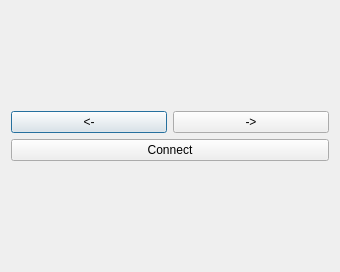
Above: ui/DroneControlDialog.ui from JF631/FLYJUMP before the change. Below: the same form after it.
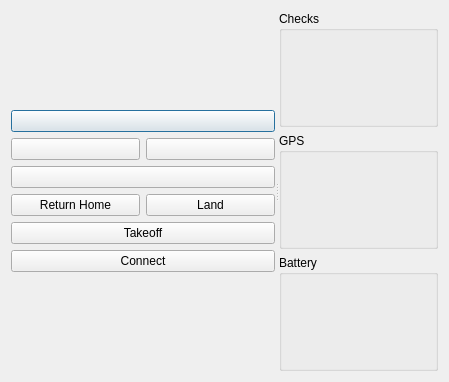
That is the form after the change. Icons and pictures are not drawn.

Commit message: adds drone control dialog

The edit to the form file:
```diff
--- a/ui/DroneControlDialog.ui
+++ b/ui/DroneControlDialog.ui
@@ -6,48 +6,239 @@
    <rect>
     <x>0</x>
     <y>0</y>
-    <width>340</width>
-    <height>272</height>
+    <width>449</width>
+    <height>382</height>
    </rect>
   </property>
   <property name="windowTitle">
    <string>Dialog</string>
   </property>
-  <layout class="QVBoxLayout" name="verticalLayout_2">
+  <layout class="QHBoxLayout" name="horizontalLayout_3">
    <item>
-    <layout class="QVBoxLayout" name="verticalLayout">
-     <item>
-      <layout class="QHBoxLayout" name="horizontalLayout">
+    <widget class="QSplitter" name="splitter">
+     <property name="orientation">
+      <enum>Qt::Horizontal</enum>
+     </property>
+     <widget class="QWidget" name="">
+      <layout class="QVBoxLayout" name="verticalLayout_2">
        <item>
-        <widget class="QPushButton" name="pushButton_3">
+        <spacer name="verticalSpacer">
+         <property name="orientation">
+          <enum>Qt::Vertical</enum>
+         </property>
+         <property name="sizeHint" stdset="0">
+          <size>
+           <width>20</width>
+           <height>40</height>
+          </size>
+         </property>
+        </spacer>
+       </item>
+       <item>
+        <widget class="QPushButton" name="up_btn">
          <property name="toolTip">
           <string>&lt;html&gt;&lt;head/&gt;&lt;body&gt;&lt;p&gt;&lt;br/&gt;&lt;/p&gt;&lt;/body&gt;&lt;/html&gt;</string>
          </property>
          <property name="text">
-          <string>&lt;-</string>
+          <string/>
          </property>
         </widget>
        </item>
        <item>
-        <widget class="QPushButton" name="right_btn">
+        <layout class="QHBoxLayout" name="horizontalLayout">
+         <item>
+          <widget class="QPushButton" name="left_btn">
+           <property name="toolTip">
+            <string>&lt;html&gt;&lt;head/&gt;&lt;body&gt;&lt;p&gt;&lt;br/&gt;&lt;/p&gt;&lt;/body&gt;&lt;/html&gt;</string>
+           </property>
+           <property name="text">
+            <string/>
+           </property>
+           <property name="icon">
+            <iconset>
+             <normaloff>icons/arrow_left.png</normaloff>icons/arrow_left.png</iconset>
+           </property>
+          </widget>
+         </item>
+         <item>
+          <widget class="QPushButton" name="right_btn">
+           <property name="toolTip">
+            <string>&lt;html&gt;&lt;head/&gt;&lt;body&gt;&lt;p&gt;&lt;br/&gt;&lt;/p&gt;&lt;/body&gt;&lt;/html&gt;</string>
+           </property>
+           <property name="text">
+            <string/>
+           </property>
+           <property name="icon">
+            <iconset>
+             <normaloff>icons/arrow_right.png</normaloff>icons/arrow_right.png</iconset>
+           </property>
+          </widget>
+         </item>
+        </layout>
+       </item>
+       <item>
+        <widget class="QPushButton" name="down_btn">
          <property name="toolTip">
           <string>&lt;html&gt;&lt;head/&gt;&lt;body&gt;&lt;p&gt;&lt;br/&gt;&lt;/p&gt;&lt;/body&gt;&lt;/html&gt;</string>
          </property>
          <property name="text">
-          <string>-&gt;</string>
+          <string/>
          </property>
         </widget>
        </item>
+       <item>
+        <layout class="QHBoxLayout" name="horizontalLayout_2">
+         <item>
+          <widget class="QPushButton" name="rtl_button">
+           <property name="text">
+            <string>Return Home</string>
+           </property>
+          </widget>
+         </item>
+         <item>
+          <widget class="QPushButton" name="land_button">
+           <property name="text">
+            <string>Land</string>
+           </property>
+          </widget>
+         </item>
+        </layout>
+       </item>
+       <item>
+        <widget class="QPushButton" name="takeoff_button">
+         <property name="text">
+          <string>Takeoff</string>
+         </property>
+        </widget>
+       </item>
+       <item>
+        <widget class="QPushButton" name="connect_button">
+         <property name="text">
+          <string>Connect</string>
+         </property>
+        </widget>
+       </item>
+       <item>
+        <spacer name="verticalSpacer_2">
+         <property name="orientation">
+          <enum>Qt::Vertical</enum>
+         </property>
+         <property name="sizeHint" stdset="0">
+          <size>
+           <width>20</width>
+           <height>40</height>
+          </size>
+         </property>
+        </spacer>
+       </item>
       </layout>
-     </item>
-     <item>
-      <widget class="QPushButton" name="connect_button">
-       <property name="text">
-        <string>Connect</string>
-       </property>
-      </widget>
-     </item>
-    </layout>
+     </widget>
+     <widget class="QWidget" name="">
+      <layout class="QVBoxLayout" name="verticalLayout">
+       <item>
+        <widget class="QGroupBox" name="checks_groupbox">
+         <property name="title">
+          <string>Checks</string>
+         </property>
+         <widget class="QLabel" name="label_arm_checks">
+          <property name="geometry">
+           <rect>
+            <x>10</x>
+            <y>20</y>
+            <width>151</width>
+            <height>41</height>
+           </rect>
+          </property>
+          <property name="sizePolicy">
+           <sizepolicy hsizetype="Expanding" vsizetype="Expanding">
+            <horstretch>0</horstretch>
+            <verstretch>0</verstretch>
+           </sizepolicy>
+          </property>
+          <property name="font">
+           <font>
+            <kerning>true</kerning>
+           </font>
+          </property>
+          <property name="text">
+           <string/>
+          </property>
+          <property name="scaledContents">
+           <bool>true</bool>
+          </property>
+          <property name="alignment">
+           <set>Qt::AlignLeading|Qt::AlignLeft|Qt::AlignTop</set>
+          </property>
+         </widget>
+        </widget>
+       </item>
+       <item>
+        <widget class="QGroupBox" name="gps_groupbox">
+         <property name="minimumSize">
+          <size>
+           <width>100</width>
+           <height>30</height>
+          </size>
+         </property>
+         <property name="title">
+          <string>GPS</string>
+         </property>
+         <widget class="QLabel" name="label_gps">
+          <property name="geometry">
+           <rect>
+            <x>10</x>
+            <y>30</y>
+            <width>101</width>
+            <height>31</height>
+           </rect>
+          </property>
+          <property name="text">
+           <string/>
+          </property>
+          <property name="scaledContents">
+           <bool>true</bool>
+          </property>
+          <property name="alignment">
+           <set>Qt::AlignLeading|Qt::AlignLeft|Qt::AlignTop</set>
+          </property>
+         </widget>
+        </widget>
+       </item>
+       <item>
+        <widget class="QGroupBox" name="battery_groupbox">
+         <property name="minimumSize">
+          <size>
+           <width>100</width>
+           <height>30</height>
+          </size>
+         </property>
+         <property name="title">
+          <string>Battery</string>
+         </property>
+         <widget class="QLabel" name="label_battery">
+          <property name="geometry">
+           <rect>
+            <x>10</x>
+            <y>30</y>
+            <width>101</width>
+            <height>31</height>
+           </rect>
+          </property>
+          <property name="text">
+           <string/>
+          </property>
+          <property name="scaledContents">
+           <bool>true</bool>
+          </property>
+          <property name="alignment">
+           <set>Qt::AlignLeading|Qt::AlignLeft|Qt::AlignTop</set>
+          </property>
+         </widget>
+        </widget>
+       </item>
+      </layout>
+     </widget>
+    </widget>
    </item>
   </layout>
  </widget>
```
Left out of the diff: 8 changed lines with no effect on the pictures. The commit also changes 2 other files.
